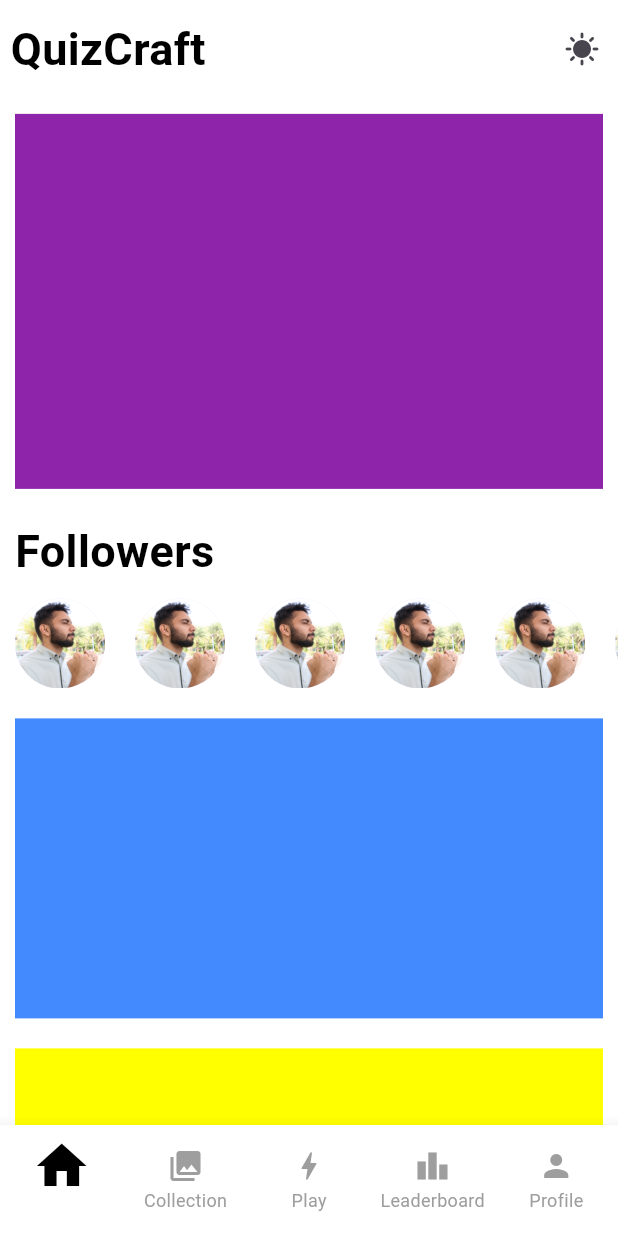
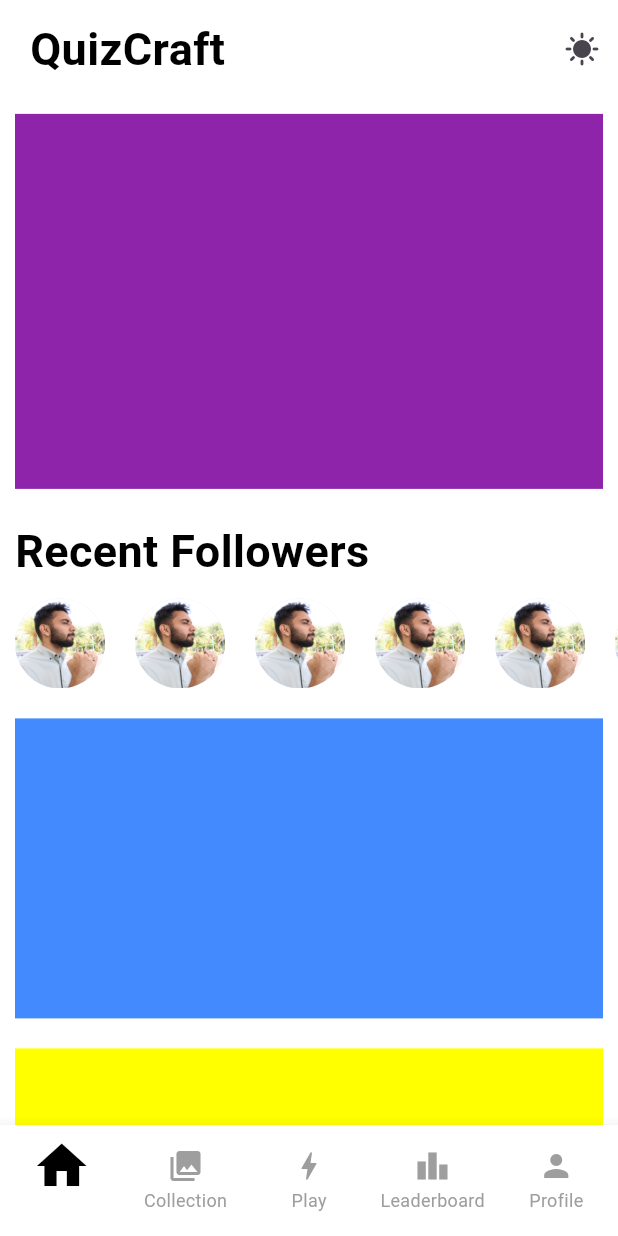
Before and after one commit to nh4ll/Trivia_app_flutter, a Flutter app: the HomePage screen opened directly, on a phone screen of 412 x 824 dp. Run offline on Flutter 3.47's test engine with Material 3 defaults, Android fonts, the phone set to English and light mode, and no system bars; our stand-ins replace firebase_core; accounts and stored records are empty; Roboto replaces fonts that are missing (Poppins).

Commit message:
HomePage clear

```diff
--- a/lib/screen/home/home_appbar.dart
+++ b/lib/screen/home/home_appbar.dart
@@ -11,7 +11,7 @@ AppBar buildHomeAppBar(BuildContext context) {
         ? Light.background
         : Dark.background,
     elevation: 0.0,
-    titleSpacing: 12.0,
+    titleSpacing: 10,
     toolbarHeight: screenSize.height * .08,
     leading: Center(
       child: Text("QuizCraft",style: TextStyle(
@@ -20,7 +20,7 @@ AppBar buildHomeAppBar(BuildContext context) {
         fontSize: 30,
       ),),
     ),
-    leadingWidth: screenSize.width * 0.35,
+    leadingWidth: 170,
     actions: [
       IconButton(
           onPressed: () {
--- a/lib/screen/nav_home/nav_home_page.dart
+++ b/lib/screen/nav_home/nav_home_page.dart
@@ -1,6 +1,7 @@
 import 'package:flutter/material.dart';
 import 'package:provider/provider.dart';
 import 'package:trivia_with_flutter/utils/providers/theme/themeprovider.dart';
+import 'package:trivia_with_flutter/utils/strings/strings.dart';
 
 import '../../utils/colours/colors.dart';
 
@@ -49,7 +50,7 @@ class _NavHomePageState extends State<NavHomePage> {
               Padding(
                 padding: const EdgeInsets.only(left: 10.0, bottom: 10),
                 child: Text(
-                  "Followers",
+                  Home.recentFollowers,
                   style: textStyle,
                 ),
               ),
--- a/lib/utils/strings/strings.dart
+++ b/lib/utils/strings/strings.dart
@@ -30,3 +30,7 @@ class Otp {
   static const rememberMe = "Remember Me";
   static const forgotPass = "Forgot Password?";
 }
+class Home {
+  static const quizCraft = "QuizCraft";
+  static const recentFollowers = "Recent Followers";
+}
```
Also changed, not shown: 4 other files.
